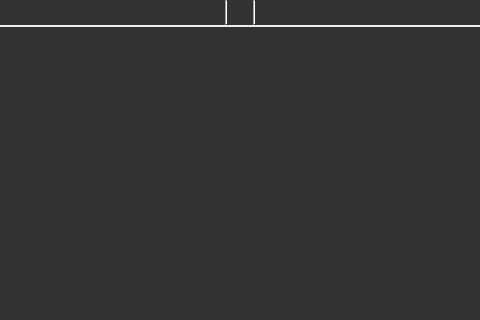
This is CMainWindow.ui in ludomuse/LudoMuseEditor as Qt 5 draws it before an edit; both pictures show x 533 to 1013 and y 0 to 320 of the 1449 by 798 pixel window. The edited form follows.
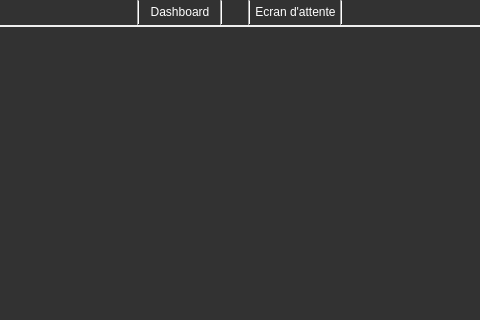
This is the edited form. Icons and pictures are not drawn. Custom widgets are drawn as their Qt base class.

Commit message: [Add] Add listeners in camera scene template to prevent going to next scene before photo reception + add buttons to edit waiting scene and dashboard [Fix] Bug remaining in timeline when going to prevscene

Patch:
```diff
--- a/CMainWindow.ui
+++ b/CMainWindow.ui
@@ -1200,6 +1200,29 @@
                 </property>
                </spacer>
               </item>
+              <item>
+               <widget class="Line" name="line_3">
+                <property name="orientation">
+                 <enum>Qt::Vertical</enum>
+                </property>
+               </widget>
+              </item>
+              <item>
+               <widget class="QPushButton" name="dashboardButton">
+                <property name="autoFillBackground">
+                 <bool>false</bool>
+                </property>
+                <property name="styleSheet">
+                 <string notr="true">#dashboardButton {color: rgb(255, 255, 255);	background-color: rgb(50, 50, 50);}</string>
+                </property>
+                <property name="text">
+                 <string>Dashboard</string>
+                </property>
+                <property name="flat">
+                 <bool>true</bool>
+                </property>
+               </widget>
+              </item>
               <item>
                <widget class="Line" name="line_4">
                 <property name="lineWidth">
@@ -1273,6 +1296,26 @@
                 </property>
                </widget>
               </item>
+              <item>
+               <widget class="QPushButton" name="waitingScreenButton">
+                <property name="styleSheet">
+                 <string notr="true">#waitingScreenButton {color: rgb(255, 255, 255);	background-color: rgb(50, 50, 50);}</string>
+                </property>
+                <property name="text">
+                 <string>Ecran d'attente</string>
+                </property>
+                <property name="flat">
+                 <bool>true</bool>
+                </property>
+               </widget>
+              </item>
+              <item>
+               <widget class="Line" name="line_7">
+                <property name="orientation">
+                 <enum>Qt::Vertical</enum>
+                </property>
+               </widget>
+              </item>
               <item>
                <spacer name="horizontalSpacer_2">
                 <property name="palette">
```
Left out of the diff: 2 changed lines with no effect on the pictures. The commit also changes 5 other files.
